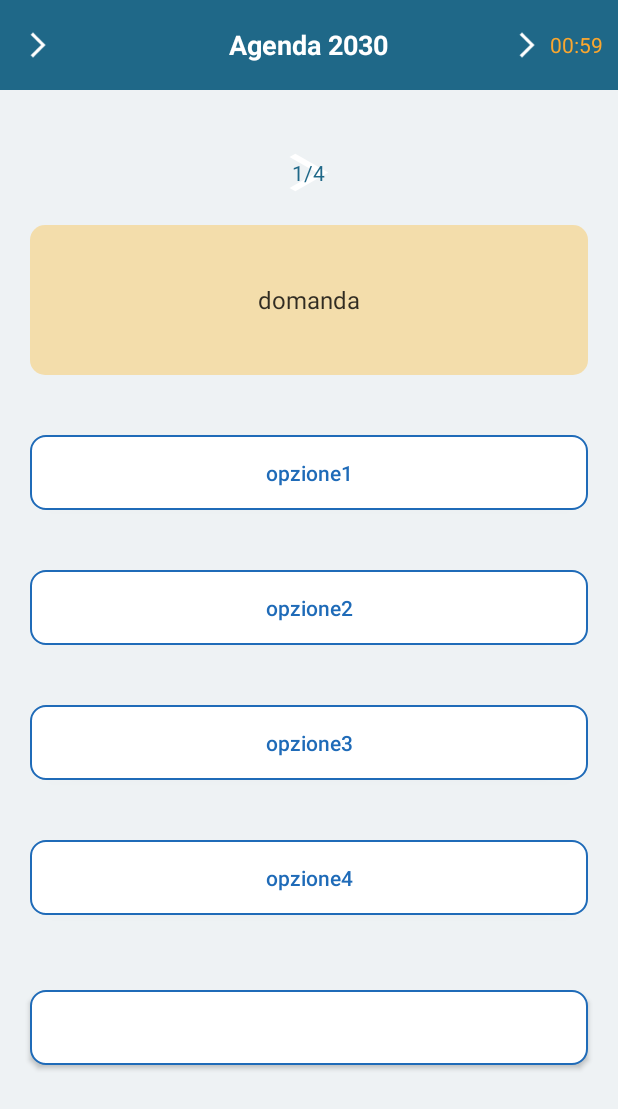
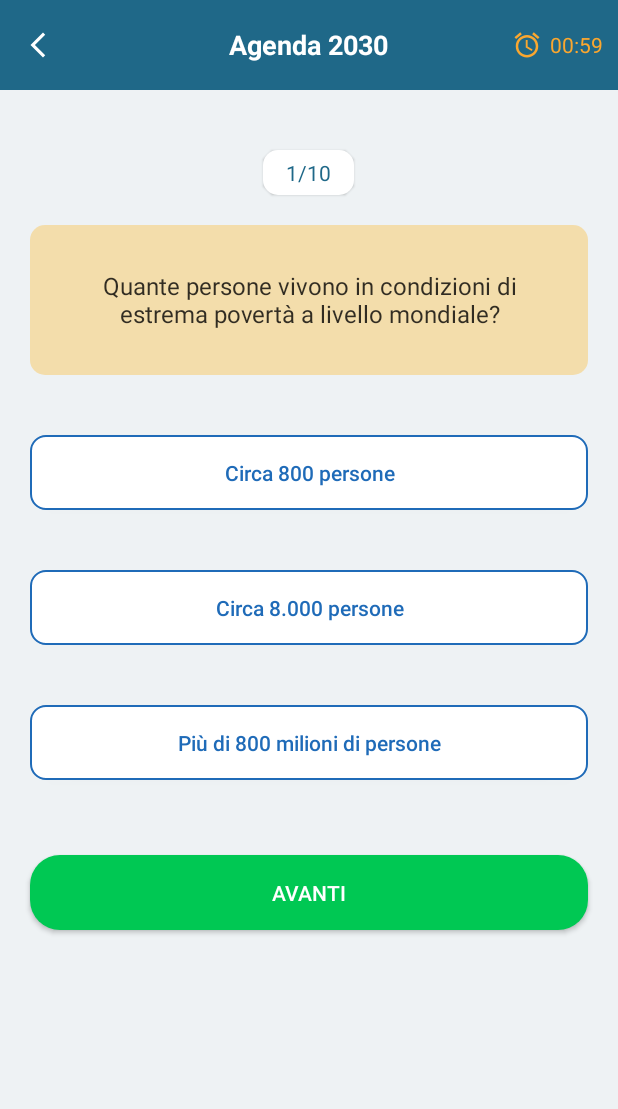
Before and after one commit to DiasparraGiuseppe/SustainableDevelopmentGoals, an Android app: the QuizActivity screen opened directly, with no data from a screen before it, on a phone screen of 412 x 824 dp. Shown: the top 1109 px of the screen. Run offline under Robolectric (Android 15) with nearby library versions, the phone set to English and light mode, and no system bars.

Commit message:
Aggiunta domande quiz

```diff
--- a/app/src/main/java/com/example/sustainabledevelopmentgoals/QuestionBank.java
+++ b/app/src/main/java/com/example/sustainabledevelopmentgoals/QuestionBank.java
@@ -7,15 +7,28 @@ public class QuestionBank {
     public static List<QuestionsList> questionsLists(){
 
         final List<QuestionsList> questionsLists= new ArrayList<>();
-        final QuestionsList question1= new QuestionsList("domanda","opzione1", "opzione2", "opzione3", "opzione4", "opzione1", " ");
-        final QuestionsList question2= new QuestionsList("domanda","opzione1", "opzione2", "opzione3", "opzione4", "opzione1", " ");
-        final QuestionsList question3= new QuestionsList("domanda","opzione1", "opzione2", "opzione3", "opzione4", "opzione1", " ");
-        final QuestionsList question4= new QuestionsList("domanda","opzione1", "opzione2", "opzione3", "opzione4", "opzione1", " ");
+        final QuestionsList question1= new QuestionsList("Quante persone vivono in condizioni di estrema povertà a livello mondiale?","Circa 800 persone", "Circa 8.000 persone", "Più di 800 milioni di persone", "Più di 800 milioni di persone", "");
+        final QuestionsList question2= new QuestionsList("In quale continente vive la maggior parte dei bambini che non frequentano la scuola?","Europa", "Asia", "Africa", "Africa", "");
+        final QuestionsList question3= new QuestionsList("Quale delle seguenti è una democrazia?","Un Paese governato da un dittatore", "Un Paese governato dal popolo", "Un Paese governato solo da uomini", "Un Paese governato dal popolo", "");
+        final QuestionsList question4= new QuestionsList("Chi è un bambino rifugiato?","Un bambino che va in vacanza", "Un bambino che è costretto a lasciare la propria casa a causa di un conflitto armato", "Un bambino che trascorre la notte a casa di un amico", "Un bambino che è costretto a lasciare la propria casa a causa di un conflitto armato", "");
+        final QuestionsList question5= new QuestionsList("I sacchetti di plastica sono pericolosi per le tartarughe perché a volte li scambiano per...","Cibo", "Un giocattolo", "Un guscio", "Cibo", "");
+        final QuestionsList question6= new QuestionsList("In che modo le api aiutano l'ambiente?","Aiutano le piante a crescere e producono cibo", "Non aiutano, producono solamente il miele", "Mangiano altri insetti", "Aiutano le piante a crescere e producono cibo", "");
+        final QuestionsList question7= new QuestionsList("Chi deve prendersi cura del pianeta?","Gli scienziati", "Tutti", "I governi", "Tutti", "");
+        final QuestionsList question8= new QuestionsList("Chi dovrebbe cucinare e fare le pulizie in casa?","Gli uomini di casa", "Le donne di casa", "Tutti dovrebbero dare una mano!", "Tutti dovrebbero dare una mano!", "");
+        final QuestionsList question9= new QuestionsList("Quanto cibo viene sprecato ogni giorno nel mondo?","Nessuno, tutto il cibo viene mangiato", "Un terzo di tutto il cibo prodotto", "Molto poco", "Un terzo di tutto il cibo prodotto", "");
+        final QuestionsList question10= new QuestionsList("Qual è l'aspettativa media di vita nel mondo?","50 anni", "60 anni", "70 anni", "70 anni", "");
 
         questionsLists.add(question1);
         questionsLists.add(question2);
         questionsLists.add(question3);
         questionsLists.add(question4);
+        questionsLists.add(question5);
+        questionsLists.add(question6);
+        questionsLists.add(question7);
+        questionsLists.add(question8);
+        questionsLists.add(question9);
+        questionsLists.add(question10);
+
 
         return questionsLists;
     }
--- a/app/src/main/java/com/example/sustainabledevelopmentgoals/QuestionsList.java
+++ b/app/src/main/java/com/example/sustainabledevelopmentgoals/QuestionsList.java
@@ -1,15 +1,14 @@
 package com.example.sustainabledevelopmentgoals;
 
 public class QuestionsList {
-    private String question, option1, option2, option3, option4,answer;
+    private String question, option1, option2, option3,answer;
     private String userSelectedAnswer;
 
-    public QuestionsList(String question, String option1, String option2, String option3, String option4,String answer, String userSelectedAnswer) {
+    public QuestionsList(String question, String option1, String option2, String option3,String answer, String userSelectedAnswer) {
         this.question = question;
         this.option1 = option1;
         this.option2 = option2;
         this.option3 = option3;
-        this.option4 = option4;
         this.answer = answer;
         this.userSelectedAnswer = userSelectedAnswer;
     }
@@ -30,10 +29,6 @@ public class QuestionsList {
         return option3;
     }
 
-    public String getOption4() {
-        return option4;
-    }
-
     public String getAnswer() {
         return answer;
     }
--- a/app/src/main/java/com/example/sustainabledevelopmentgoals/QuizActivity.java
+++ b/app/src/main/java/com/example/sustainabledevelopmentgoals/QuizActivity.java
@@ -21,7 +21,7 @@ public class QuizActivity extends AppCompatActivity {
 
     private TextView questions;
     private TextView question;
-    private AppCompatButton option1, option2, option3, option4;
+    private AppCompatButton option1, option2, option3;
     private AppCompatButton nextBtn;
     private Timer quizTimer;
     private int totalTimeInMins=1;
@@ -44,7 +44,6 @@ public class QuizActivity extends AppCompatActivity {
         option1=findViewById(R.id.option1);
         option2=findViewById(R.id.option2);
         option3=findViewById(R.id.option3);
-        option4=findViewById(R.id.option4);
 
         nextBtn=findViewById(R.id.nextBtn);
 
@@ -54,7 +53,6 @@ public class QuizActivity extends AppCompatActivity {
         option1.setText(questionsList.get(0).getOption1());
         option2.setText(questionsList.get(0).getOption2());
         option3.setText(questionsList.get(0).getOption3());
-        option4.setText(questionsList.get(0).getOption4());
         startTimer(timer);
 
         backBtn.setOnClickListener(new View.OnClickListener() {
@@ -115,21 +113,6 @@ public class QuizActivity extends AppCompatActivity {
             }
         });
 
-        option4.setOnClickListener(new View.OnClickListener() {
-            @Override
-            public void onClick(View view) {
-
-                if(selectedOptionByUser.isEmpty()){
-                    selectedOptionByUser=option4.getText().toString();
-
-                    option4.setBackgroundResource(R.drawable.round_back_red10);
-                    option4.setTextColor(Color.WHITE);
-
-                    revealAnswer();
-                    questionsList.get(currentQuestionPosition).setUserSelectedAnswer(selectedOptionByUser);
-                }
-            }
-        });
 
         nextBtn.setOnClickListener(new View.OnClickListener() {
             @Override
@@ -159,15 +142,13 @@ public class QuizActivity extends AppCompatActivity {
             option2.setTextColor(Color.parseColor("#1F6BB8"));
             option3.setBackgroundResource(R.drawable.round_back_white_stroke);
             option3.setTextColor(Color.parseColor("#1F6BB8"));
-            option4.setBackgroundResource(R.drawable.round_back_white_stroke);
-            option4.setTextColor(Color.parseColor("#1F6BB8"));
 
             questions.setText((currentQuestionPosition+1)+"/"+questionsList.size());
             question.setText(questionsList.get(currentQuestionPosition).getQuestion());
             option1.setText(questionsList.get(currentQuestionPosition).getOption1());
             option2.setText(questionsList.get(currentQuestionPosition).getOption2());
             option3.setText(questionsList.get(currentQuestionPosition).getOption3());
-            option4.setText(questionsList.get(currentQuestionPosition).getOption4());
+
         }
         else{
             Intent intent=new Intent(QuizActivity.this,QuizResult.class);
@@ -244,12 +225,9 @@ public class QuizActivity extends AppCompatActivity {
         }else if(option2.getText().toString().equals(getAnswer)){
             option2.setBackgroundResource(R.drawable.round_back_green10);
             option2.setTextColor(Color.WHITE);
-        }else if(option3.getText().toString().equals(getAnswer)){
+        }else if(option3.getText().toString().equals(getAnswer)) {
             option3.setBackgroundResource(R.drawable.round_back_green10);
             option3.setTextColor(Color.WHITE);
-        }else if(option4.getText().toString().equals(getAnswer)){
-            option4.setBackgroundResource(R.drawable.round_back_green10);
-            option4.setTextColor(Color.WHITE);
         }
     }
 }
--- /dev/null
+++ b/app/src/main/res/drawable/back.xml
@@ -0,0 +1,5 @@
+<vector android:height="24dp" android:tint="#FFFFFF"
+    android:viewportHeight="24" android:viewportWidth="24"
+    android:width="24dp" xmlns:android="http://schemas.android.com/apk/res/android">
+    <path android:fillColor="@android:color/white" android:pathData="M17.77,3.77l-1.77,-1.77l-10,10l10,10l1.77,-1.77l-8.23,-8.23z"/>
+</vector>
--- /dev/null
+++ b/app/src/main/res/drawable/round_back_green20.xml
@@ -0,0 +1,6 @@
+<?xml version="1.0" encoding="utf-8"?>
+<shape android:shape="rectangle" xmlns:android="http://schemas.android.com/apk/res/android">
+
+    <solid android:color="#00C853"/>
+    <corners android:radius="20dp"/>
+</shape>
--- /dev/null
+++ b/app/src/main/res/drawable/round_back_white10.xml
@@ -0,0 +1,7 @@
+<?xml version="1.0" encoding="utf-8"?>
+<shape xmlns:android="http://schemas.android.com/apk/res/android"
+    android:shape="rectangle">
+    <solid android:color="#FFFFFF"/>
+    <corners android:radius="10dp"/>
+
+</shape>
--- /dev/null
+++ b/app/src/main/res/drawable/sveglia.xml
@@ -0,0 +1,5 @@
+<vector android:height="24dp" android:tint="#FAA72F"
+    android:viewportHeight="24" android:viewportWidth="24"
+    android:width="24dp" xmlns:android="http://schemas.android.com/apk/res/android">
+    <path android:fillColor="@android:color/white" android:pathData="M22,5.72l-4.6,-3.86 -1.29,1.53 4.6,3.86L22,5.72zM7.88,3.39L6.6,1.86 2,5.71l1.29,1.53 4.59,-3.85zM12.5,8L11,8v6l4.75,2.85 0.75,-1.23 -4,-2.37L12.5,8zM12,4c-4.97,0 -9,4.03 -9,9s4.02,9 9,9c4.97,0 9,-4.03 9,-9s-4.03,-9 -9,-9zM12,20c-3.87,0 -7,-3.13 -7,-7s3.13,-7 7,-7 7,3.13 7,7 -3.13,7 -7,7z"/>
+</vector>
--- a/app/src/main/res/layout/activity_quiz.xml
+++ b/app/src/main/res/layout/activity_quiz.xml
@@ -17,7 +17,7 @@
             android:layout_height="20dp"
             android:layout_centerVertical="true"
             android:layout_marginStart="15dp"
-           android:src="@drawable/arrow"/>
+            android:src="@drawable/back" />
 
         <TextView
             android:id="@+id/nomeQuiz"
@@ -43,7 +43,7 @@
                 android:layout_width="20dp"
                 android:layout_height="20dp"
                 android:layout_marginStart="15dp"
-                android:src="@drawable/arrow"/>
+                android:src="@drawable/sveglia"/>
 
             <TextView
                 android:id="@+id/timer"
@@ -61,7 +61,7 @@
         android:layout_height="30dp"
         android:layout_gravity="center"
         android:layout_marginTop="40dp"
-        android:background="@drawable/arrow"
+        android:background="@drawable/round_back_white10"
         android:elevation="1dp"
         android:gravity="center"
         android:paddingStart="15dp"
@@ -120,17 +120,6 @@
         android:textColor="#1F6BB8"
         android:layout_marginEnd="20dp"/>
 
-    <androidx.appcompat.widget.AppCompatButton
-        android:id="@+id/option4"
-        android:layout_width="match_parent"
-        android:layout_height="50dp"
-        android:layout_marginStart="20dp"
-        android:layout_marginTop="40dp"
-        android:text="Option4"
-        android:background="@drawable/round_back_white_stroke"
-        android:textAllCaps="false"
-        android:textColor="#1F6BB8"
-        android:layout_marginEnd="20dp"/>
 
     <androidx.appcompat.widget.AppCompatButton
         android:id="@+id/nextBtn"
@@ -139,7 +128,7 @@
         android:layout_marginStart="20dp"
         android:layout_marginTop="50dp"
         android:text="Avanti"
-        android:background="@drawable/round_back_white_stroke"
+        android:background="@drawable/round_back_green20"
         android:textAllCaps="true"
         android:textColor="@color/white"
         android:layout_marginEnd="20dp"/>
```
Lines whose indentation alone changed are shown as unchanged.
